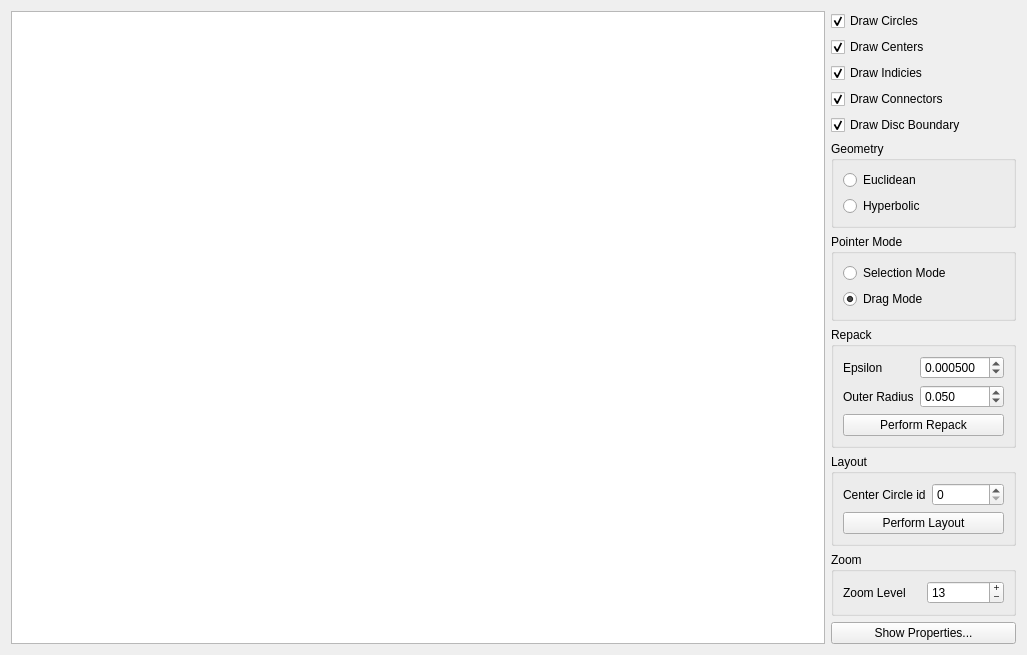
Old version of the form PackingView.ui in the repository Nomadluap/circles.
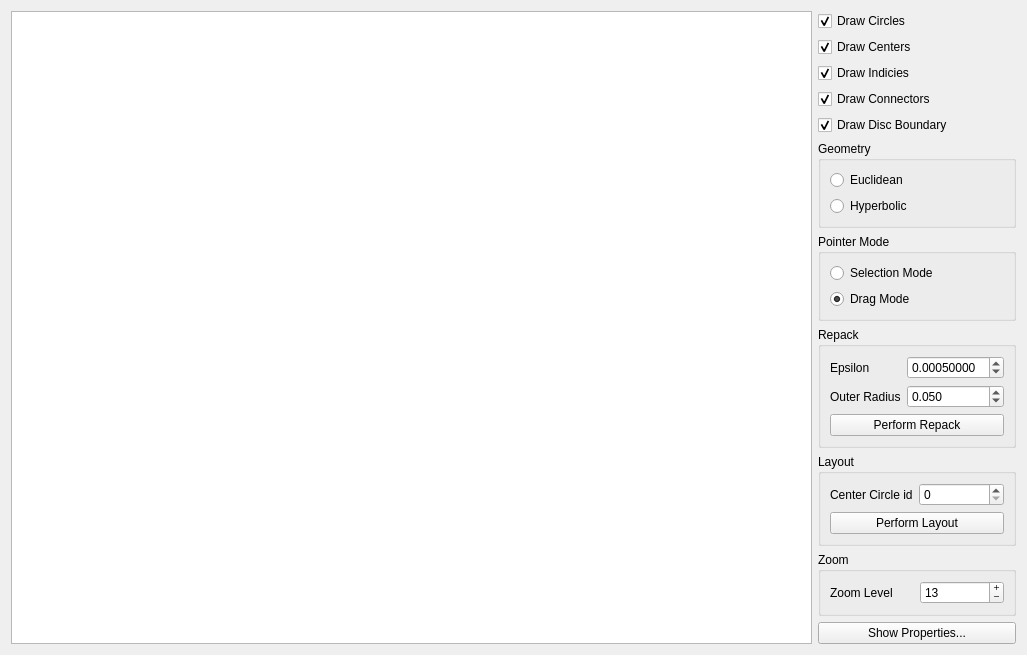
New version of the form.

Patch:
```diff
--- a/PackingView.ui
+++ b/PackingView.ui
@@ -176,7 +176,7 @@
         <item row="0" column="1">
          <widget class="QDoubleSpinBox" name="spinEpsilon">
           <property name="decimals">
-           <number>6</number>
+           <number>8</number>
           </property>
           <property name="maximum">
            <double>10.000000000000000</double>
@@ -254,7 +254,7 @@
         <item row="0" column="1">
          <widget class="QSpinBox" name="spinCenterCircleID">
           <property name="maximum">
-           <number>999</number>
+           <number>32768</number>
           </property>
          </widget>
         </item>
```
